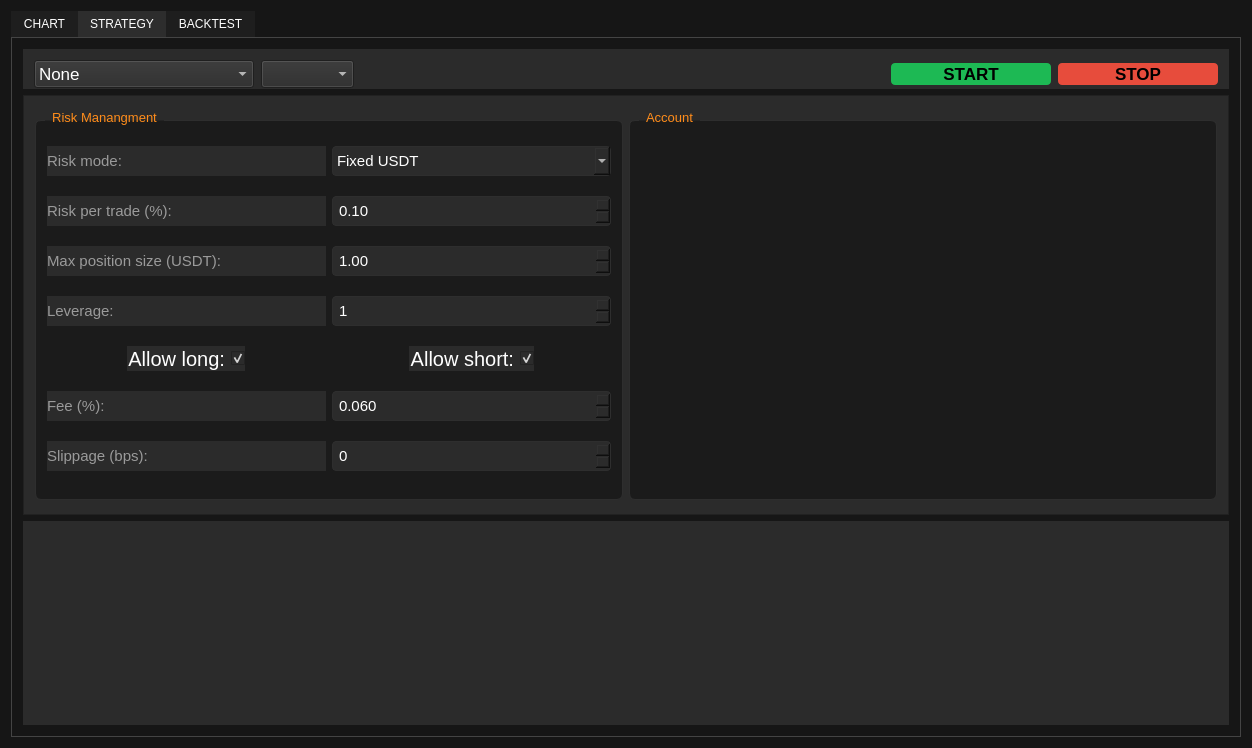
BortonGo/TradeSoft, file src/ui/mainwindow.ui: the form before one commit.
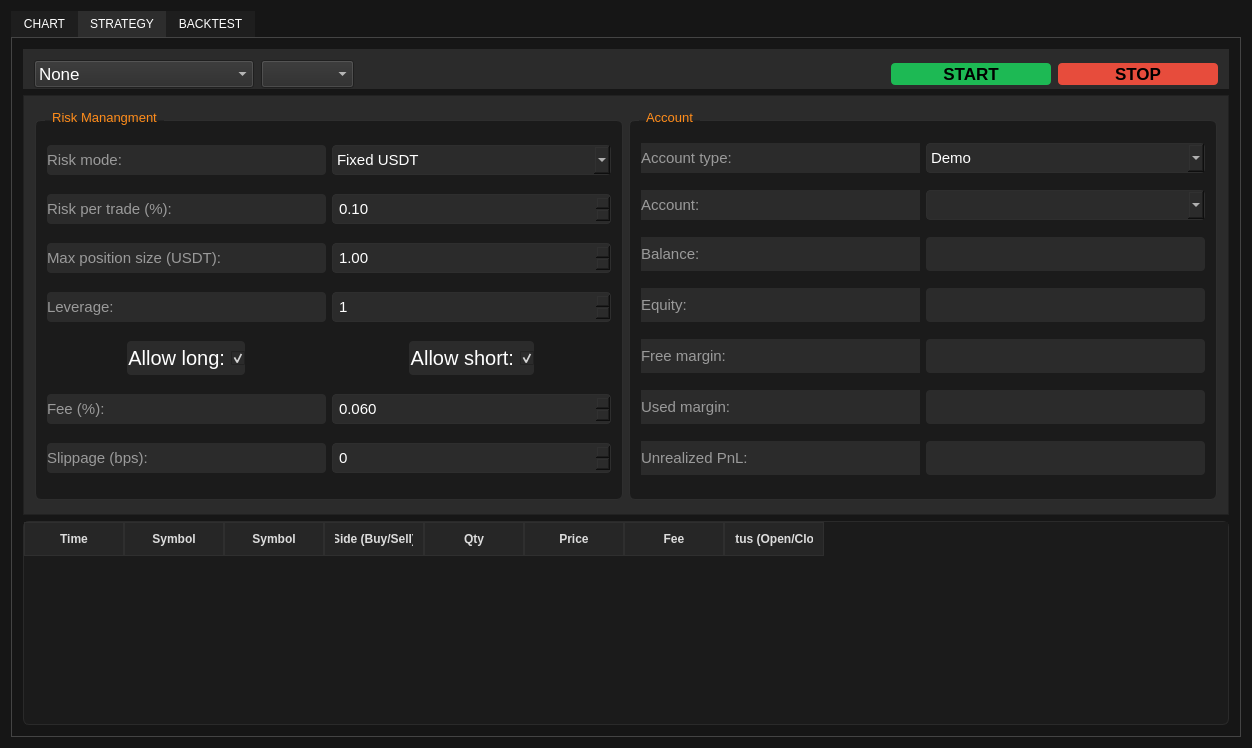
The form after the commit. The open tabs and pages were chosen to show the change. Custom widgets are drawn as their Qt base class.

Commit message: Add ui Account and tableTrade

The edit to the form file:
```diff
--- a/src/ui/mainwindow.ui
+++ b/src/ui/mainwindow.ui
@@ -525,6 +525,9 @@
                     <pointsize>11</pointsize>
                    </font>
                   </property>
+                  <property name="styleSheet">
+                   <string notr="true"> border-radius: 4px;</string>
+                  </property>
                   <property name="text">
                    <string>Slippage (bps):</string>
                   </property>
@@ -546,6 +549,9 @@
                   <property name="layoutDirection">
                    <enum>Qt::LeftToRight</enum>
                   </property>
+                  <property name="styleSheet">
+                   <string notr="true"> border-radius: 4px;</string>
+                  </property>
                   <property name="text">
                    <string>Risk mode:</string>
                   </property>
@@ -567,6 +573,9 @@
                     <pointsize>11</pointsize>
                    </font>
                   </property>
+                  <property name="styleSheet">
+                   <string notr="true"> border-radius: 4px;</string>
+                  </property>
                   <property name="text">
                    <string>Leverage:</string>
                   </property>
@@ -610,6 +619,9 @@
                     <pointsize>11</pointsize>
                    </font>
                   </property>
+                  <property name="styleSheet">
+                   <string notr="true"> border-radius: 4px;</string>
+                  </property>
                   <property name="text">
                    <string>Fee (%):</string>
                   </property>
@@ -671,6 +683,12 @@
                     <verstretch>0</verstretch>
                    </sizepolicy>
                   </property>
+                  <property name="minimumSize">
+                   <size>
+                    <width>0</width>
+                    <height>34</height>
+                   </size>
+                  </property>
                   <property name="font">
                    <font>
                     <pointsize>15</pointsize>
@@ -681,7 +699,8 @@
                   </property>
                   <property name="styleSheet">
                    <string notr="true">background-color: rgb(43, 43, 43);
-color: white;                /* цвет текста */</string>
+color: white;                /* цвет текста */
+ border-radius: 4px;</string>
                   </property>
                   <property name="text">
                    <string>Allow short:</string>
@@ -699,6 +718,12 @@
                     <verstretch>0</verstretch>
                    </sizepolicy>
                   </property>
+                  <property name="minimumSize">
+                   <size>
+                    <width>0</width>
+                    <height>34</height>
+                   </size>
+                  </property>
                   <property name="font">
                    <font>
                     <pointsize>15</pointsize>
@@ -709,7 +734,8 @@
                   </property>
                   <property name="styleSheet">
                    <string notr="true">background-color: rgb(43, 43, 43);
-color: white;                /* цвет текста */</string>
+color: white;                /* цвет текста */
+ border-radius: 4px;</string>
                   </property>
                   <property name="text">
                    <string>Allow long:</string>
@@ -751,6 +777,9 @@
                     <pointsize>11</pointsize>
                    </font>
                   </property>
+                  <property name="styleSheet">
+                   <string notr="true"> border-radius: 4px;</string>
+                  </property>
                   <property name="text">
                    <string>Max position size (USDT):</string>
                   </property>
@@ -794,6 +823,9 @@
                     <pointsize>11</pointsize>
                    </font>
                   </property>
+                  <property name="styleSheet">
+                   <string notr="true"> border-radius: 4px;</string>
+                  </property>
                   <property name="text">
                    <string>Risk per trade (%):</string>
                   </property>
@@ -864,6 +896,275 @@
                <property name="title">
                 <string>Account</string>
                </property>
+               <layout class="QGridLayout" name="gridLayout_5">
+                <item row="1" column="0">
+                 <widget class="QLabel" name="label_6">
+                  <property name="font">
+                   <font>
+                    <pointsize>11</pointsize>
+                   </font>
+                  </property>
+                  <property name="text">
+                   <string>Account:</string>
+                  </property>
+                 </widget>
+                </item>
+                <item row="2" column="1">
+                 <widget class="QLabel" name="lblBalanceValue">
+                  <property name="font">
+                   <font>
+                    <pointsize>11</pointsize>
+                   </font>
+                  </property>
+                  <property name="styleSheet">
+                   <string notr="true"> border-radius: 4px;</string>
+                  </property>
+                  <property name="text">
+                   <string/>
+                  </property>
+                 </widget>
+                </item>
+                <item row="4" column="0">
+                 <widget class="QLabel" name="label_11">
+                  <property name="sizePolicy">
+                   <sizepolicy hsizetype="Preferred" vsizetype="Fixed">
+                    <horstretch>0</horstretch>
+                    <verstretch>0</verstretch>
+                   </sizepolicy>
+                  </property>
+                  <property name="minimumSize">
+                   <size>
+                    <width>0</width>
+                    <height>34</height>
+                   </size>
+                  </property>
+                  <property name="font">
+                   <font>
+                    <pointsize>11</pointsize>
+                   </font>
+                  </property>
+                  <property name="text">
+                   <string>Free margin:</string>
+                  </property>
+                 </widget>
+                </item>
+                <item row="5" column="1">
+                 <widget class="QLabel" name="lblUsedValue">
+                  <property name="font">
+                   <font>
+                    <pointsize>11</pointsize>
+                   </font>
+                  </property>
+                  <property name="styleSheet">
+                   <string notr="true"> border-radius: 4px;</string>
+                  </property>
+                  <property name="text">
+                   <string/>
+                  </property>
+                 </widget>
+                </item>
+                <item row="5" column="0">
+                 <widget class="QLabel" name="label_12">
+                  <property name="sizePolicy">
+                   <sizepolicy hsizetype="Preferred" vsizetype="Fixed">
+                    <horstretch>0</horstretch>
+                    <verstretch>0</verstretch>
+                   </sizepolicy>
+                  </property>
+                  <property name="minimumSize">
+                   <size>
+                    <width>0</width>
+                    <height>34</height>
+                   </size>
+                  </property>
+                  <property name="font">
+                   <font>
+                    <pointsize>11</pointsize>
+                   </font>
+                  </property>
+                  <property name="text">
+                   <string>Used margin:</string>
+                  </property>
+                 </widget>
+                </item>
+                <item row="3" column="0">
+                 <widget class="QLabel" name="label_10">
+                  <property name="sizePolicy">
+                   <sizepolicy hsizetype="Preferred" vsizetype="Fixed">
+                    <horstretch>0</horstretch>
+                    <verstretch>0</verstretch>
+                   </sizepolicy>
+                  </property>
+                  <property name="minimumSize">
+                   <size>
+                    <width>0</width>
+                    <height>34</height>
+                   </size>
+                  </property>
+                  <property name="font">
+                   <font>
+                    <pointsize>11</pointsize>
+                   </font>
+                  </property>
+                  <property name="text">
+                   <string>Equity:</string>
+                  </property>
+                 </widget>
+                </item>
+                <item row="0" column="0">
+                 <widget class="QLabel" name="label_5">
+                  <property name="sizePolicy">
+                   <sizepolicy hsizetype="Preferred" vsizetype="Preferred">
+                    <horstretch>0</horstretch>
+                    <verstretch>34</verstretch>
+                   </sizepolicy>
+                  </property>
+                  <property name="font">
+                   <font>
+                    <pointsize>11</pointsize>
+                   </font>
+                  </property>
+                  <property name="layoutDirection">
+                   <enum>Qt::LeftToRight</enum>
+                  </property>
+                  <property name="text">
+                   <string>Account type:</string>
+                  </property>
+                  <property name="alignment">
+                   <set>Qt::AlignLeading|Qt::AlignLeft|Qt::AlignVCenter</set>
+                  </property>
+                 </widget>
+                </item>
+                <item row="2" column="0">
+                 <widget class="QLabel" name="label_9">
+                  <property name="sizePolicy">
+                   <sizepolicy hsizetype="Preferred" vsizetype="Fixed">
+                    <horstretch>0</horstretch>
+                    <verstretch>0</verstretch>
+                   </sizepolicy>
+                  </property>
+                  <property name="minimumSize">
+                   <size>
+                    <width>0</width>
+                    <height>34</height>
+                   </size>
+                  </property>
+                  <property name="font">
+                   <font>
+                    <pointsize>11</pointsize>
+                   </font>
+                  </property>
+                  <property name="text">
+                   <string>Balance:</string>
+                  </property>
+                 </widget>
+                </item>
+                <item row="0" column="1">
+                 <widget class="QComboBox" name="cbAccountType">
+                  <property name="font">
+                   <font>
+                    <pointsize>11</pointsize>
+                   </font>
+                  </property>
+                  <property name="styleSheet">
+                   <string notr="true">background-color: rgb(43, 43, 43);
+color: white;                /* цвет текста */</string>
+                  </property>
+                  <item>
+                   <property name="text">
+                    <string>Demo</string>
+                   </property>
+                  </item>
+                  <item>
+                   <property name="text">
+                    <string>Real</string>
+                   </property>
+                  </item>
+                 </widget>
+                </item>
+                <item row="3" column="1">
+                 <widget class="QLabel" name="lblEquityValue">
+                  <property name="font">
+                   <font>
+                    <pointsize>11</pointsize>
+                   </font>
+                  </property>
+                  <property name="styleSheet">
+                   <string notr="true"> border-radius: 4px;</string>
+                  </property>
+                  <property name="text">
+                   <string/>
+                  </property>
+                 </widget>
+                </item>
+                <item row="4" column="1">
+                 <widget class="QLabel" name="lblFreeValue">
+                  <property name="font">
+                   <font>
+                    <pointsize>11</pointsize>
+                   </font>
+                  </property>
+                  <property name="styleSheet">
+                   <string notr="true"> border-radius: 4px;</string>
+                  </property>
+                  <property name="text">
+                   <string/>
+                  </property>
+                 </widget>
+                </item>
+                <item row="1" column="1">
+                 <widget class="QComboBox" name="comboBox">
+                  <property name="font">
+                   <font>
+                    <pointsize>11</pointsize>
+                   </font>
+                  </property>
+                  <property name="styleSheet">
+                   <string notr="true">background-color: rgb(43, 43, 43);
+color: white;                /* цвет текста */</string>
+                  </property>
+                 </widget>
+                </item>
+                <item row="6" column="0">
+                 <widget class="QLabel" name="label_13">
+                  <property name="sizePolicy">
+                   <sizepolicy hsizetype="Preferred" vsizetype="Fixed">
+                    <horstretch>0</horstretch>
+                    <verstretch>0</verstretch>
+                   </sizepolicy>
+                  </property>
+                  <property name="minimumSize">
+                   <size>
+                    <width>0</width>
+                    <height>34</height>
+                   </size>
+                  </property>
+                  <property name="font">
+                   <font>
+                    <pointsize>11</pointsize>
+                   </font>
+                  </property>
+                  <property name="text">
+                   <string>Unrealized PnL:</string>
+                  </property>
+                 </widget>
+                </item>
+                <item row="6" column="1">
+                 <widget class="QLabel" name="lblUPnlValie">
+                  <property name="font">
+                   <font>
+                    <pointsize>11</pointsize>
+                   </font>
+                  </property>
+                  <property name="styleSheet">
+                   <string notr="true"> border-radius: 4px;</string>
+                  </property>
+                  <property name="text">
+                   <string/>
+                  </property>
+                 </widget>
+                </item>
+               </layout>
               </widget>
              </item>
             </layout>
@@ -873,14 +1174,167 @@
            <widget class="QTableWidget" name="tableTrades">
             <property name="font">
              <font>
-              <pointsize>9</pointsize>
+              <pointsize>11</pointsize>
              </font>
             </property>
             <property name="styleSheet">
-             <string notr="true">background-color: rgb(43, 43, 43);
-border: 1px solid rgb(43, 43, 43);
-color: white;                /* цвет текста */</string>
+             <string notr="true">QTableView, QTableWidget {
+    background-color: #1B1B1B;
+    alternate-background-color: #202020;
+    color: #E6E6E6;
+
+    gridline-color: #2D2D2D;
+    border: 1px solid #2A2A2A;
+    border-radius: 6px;
+
+    selection-background-color: #2F5B8A;
+    selection-color: #FFFFFF;
+
+    outline: 0;
+}
+
+QTableView::item, QTableWidget::item {
+    padding: 6px 10px;          /* читабельные отступы */
+    border: 0px;
+}
+
+QTableView::item:selected, QTableWidget::item:selected {
+    background: #2F5B8A;
+    color: #FFFFFF;
+}
+
+QTableView::item:hover, QTableWidget::item:hover {
+    background: #262626;
+}
+
+/* Шапка (горизонтальная и вертикальная) */
+QHeaderView::section {
+    background-color: #262626;
+    color: #DCDCDC;
+    padding: 7px 10px;
+    border: 1px solid #2F2F2F;
+    font-weight: 600;
+}
+
+QHeaderView::section:hover {
+    background-color: #2B2B2B;
+}
+
+QHeaderView::section:pressed {
+    background-color: #303030;
+}
+
+/* Убираем некрасивый уголок слева сверху */
+QTableCornerButton::section {
+    background-color: #262626;
+    border: 1px solid #2F2F2F;
+}
+
+/* Если редактируешь ячейки */
+QTableView QLineEdit, QTableWidget QLineEdit {
+    background: #141414;
+    color: #FFFFFF;
+    border: 1px solid #3A3A3A;
+    border-radius: 4px;
+    padding: 4px 6px;
+}
+
+/* Линия разделителя / фон под хедером иногда &quot;светит&quot; — глушим */
+QHeaderView {
+    background-color: #1B1B1B;
+}
+
+/* Скроллбар в тему */
+QScrollBar:vertical {
+    background: #161616;
+    width: 12px;
+    margin: 12px 2px 12px 2px;
+    border: 1px solid #2A2A2A;
+    border-radius: 6px;
+}
+
+QScrollBar::handle:vertical {
+    background: #2F2F2F;
+    min-height: 28px;
+    border-radius: 5px;
+}
+
+QScrollBar::handle:vertical:hover { background: #3A3A3A; }
+QScrollBar::handle:vertical:pressed { background: #4A4A4A; }
+
+QScrollBar::add-line:vertical, QScrollBar::sub-line:vertical {
+    background: #161616;
+    height: 10px;
+    border: 0px;
+}
+
+QScrollBar::add-page:vertical, QScrollBar::sub-page:vertical { background: transparent; }
+
+QScrollBar:horizontal {
+    background: #161616;
+    height: 12px;
+    margin: 2px 12px 2px 12px;
+    border: 1px solid #2A2A2A;
+    border-radius: 6px;
+}
+
+QScrollBar::handle:horizontal {
+    background: #2F2F2F;
+    min-width: 28px;
+    border-radius: 5px;
+}
+
+QScrollBar::handle:horizontal:hover { background: #3A3A3A; }
+QScrollBar::handle:horizontal:pressed { background: #4A4A4A; }
+
+QScrollBar::add-line:horizontal, QScrollBar::sub-line:horizontal {
+    background: #161616;
+    width: 10px;
+    border: 0px;
+}
+
+QScrollBar::add-page:horizontal, QScrollBar::sub-page:horizontal { background: transparent; }</string>
             </property>
+            <column>
+             <property name="text">
+              <string>Time</string>
+             </property>
+            </column>
+            <column>
+             <property name="text">
+              <string>Symbol</string>
+             </property>
+            </column>
+            <column>
+             <property name="text">
+              <string>Symbol</string>
+             </property>
+            </column>
+            <column>
+             <property name="text">
+              <string>Side (Buy/Sell)</string>
+             </property>
+            </column>
+            <column>
+             <property name="text">
+              <string>Qty</string>
+             </property>
+            </column>
+            <column>
+             <property name="text">
+              <string>Price</string>
+             </property>
+            </column>
+            <column>
+             <property name="text">
+              <string>Fee</string>
+             </property>
+            </column>
+            <column>
+             <property name="text">
+              <string>Status (Open/Close)</string>
+             </property>
+            </column>
            </widget>
           </item>
          </layout>
```
Left out of the diff: 7 changed lines with no effect on the pictures. The commit also changes 1 other file.
